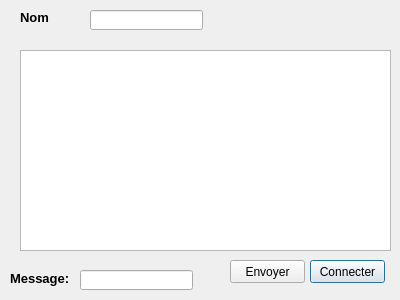
Before: the Qt Designer form dialog.ui in azizgarba/Smart_Dry_Cleaner_2A2, drawn with Qt 5.
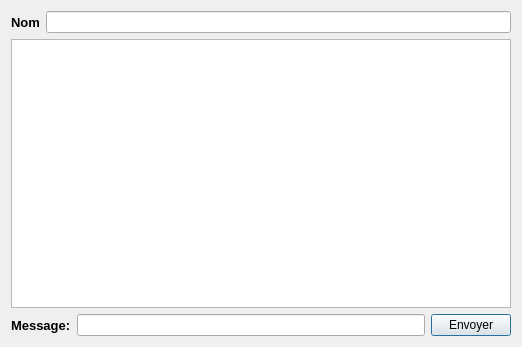
After: the same form once the commit is applied. Icons and pictures are not drawn.

What changed in the file:
```diff
--- a/dialog.ui
+++ b/dialog.ui
@@ -6,8 +6,8 @@
    <rect>
     <x>0</x>
     <y>0</y>
-    <width>400</width>
-    <height>300</height>
+    <width>522</width>
+    <height>347</height>
    </rect>
   </property>
   <property name="windowTitle">
@@ -17,71 +17,11 @@
    <string notr="true">#tabWidget{
 background-image:url(C:\Users\ASUS\Downloads\background.png);}</string>
   </property>
-  <widget class="QTextEdit" name="textEdit">
-   <property name="geometry">
-    <rect>
-     <x>20</x>
-     <y>50</y>
-     <width>371</width>
-     <height>201</height>
-    </rect>
-   </property>
-  </widget>
-  <widget class="QLineEdit" name="lineEdit">
-   <property name="geometry">
-    <rect>
-     <x>80</x>
-     <y>270</y>
-     <width>113</width>
-     <height>20</height>
-    </rect>
-   </property>
-  </widget>
-  <widget class="QPushButton" name="pushButton">
-   <property name="geometry">
-    <rect>
-     <x>310</x>
-     <y>260</y>
-     <width>75</width>
-     <height>23</height>
-    </rect>
-   </property>
-   <property name="text">
-    <string>Connecter</string>
-   </property>
-  </widget>
-  <widget class="QPushButton" name="pushButton_2">
-   <property name="geometry">
-    <rect>
-     <x>230</x>
-     <y>260</y>
-     <width>75</width>
-     <height>23</height>
-    </rect>
-   </property>
-   <property name="text">
-    <string>Envoyer</string>
-   </property>
-  </widget>
-  <widget class="QLineEdit" name="lineEdit_2">
-   <property name="geometry">
-    <rect>
-     <x>90</x>
-     <y>10</y>
-     <width>113</width>
-     <height>20</height>
-    </rect>
-   </property>
-  </widget>
-  <widget class="QLabel" name="label">
-   <property name="geometry">
-    <rect>
-     <x>20</x>
-     <y>10</y>
-     <width>47</width>
-     <height>14</height>
-    </rect>
-   </property>
+  <layout class="QVBoxLayout" name="verticalLayout">
+   <item>
+    <layout class="QHBoxLayout" name="horizontalLayout_2">
+     <item>
+      <widget class="QLabel" name="nom">
    <property name="font">
     <font>
      <pointsize>10</pointsize>
@@ -93,15 +33,19 @@
     <string>Nom</string>
    </property>
   </widget>
-  <widget class="QLabel" name="label_2">
-   <property name="geometry">
-    <rect>
-     <x>10</x>
-     <y>270</y>
-     <width>61</width>
-     <height>16</height>
-    </rect>
-   </property>
+     </item>
+     <item>
+      <widget class="QLineEdit" name="lineEdit_2"/>
+     </item>
+    </layout>
+   </item>
+   <item>
+    <widget class="QTextEdit" name="textEdit"/>
+   </item>
+   <item>
+    <layout class="QHBoxLayout" name="horizontalLayout">
+     <item>
+      <widget class="QLabel" name="message">
    <property name="font">
     <font>
      <pointsize>10</pointsize>
@@ -113,6 +57,20 @@
     <string>Message:</string>
    </property>
   </widget>
+     </item>
+     <item>
+      <widget class="QLineEdit" name="msg"/>
+     </item>
+     <item>
+      <widget class="QPushButton" name="envoyer">
+       <property name="text">
+        <string>Envoyer</string>
+       </property>
+      </widget>
+     </item>
+    </layout>
+   </item>
+  </layout>
  </widget>
  <resources/>
  <connections/>
```
Lines whose indentation alone changed are shown as unchanged.
